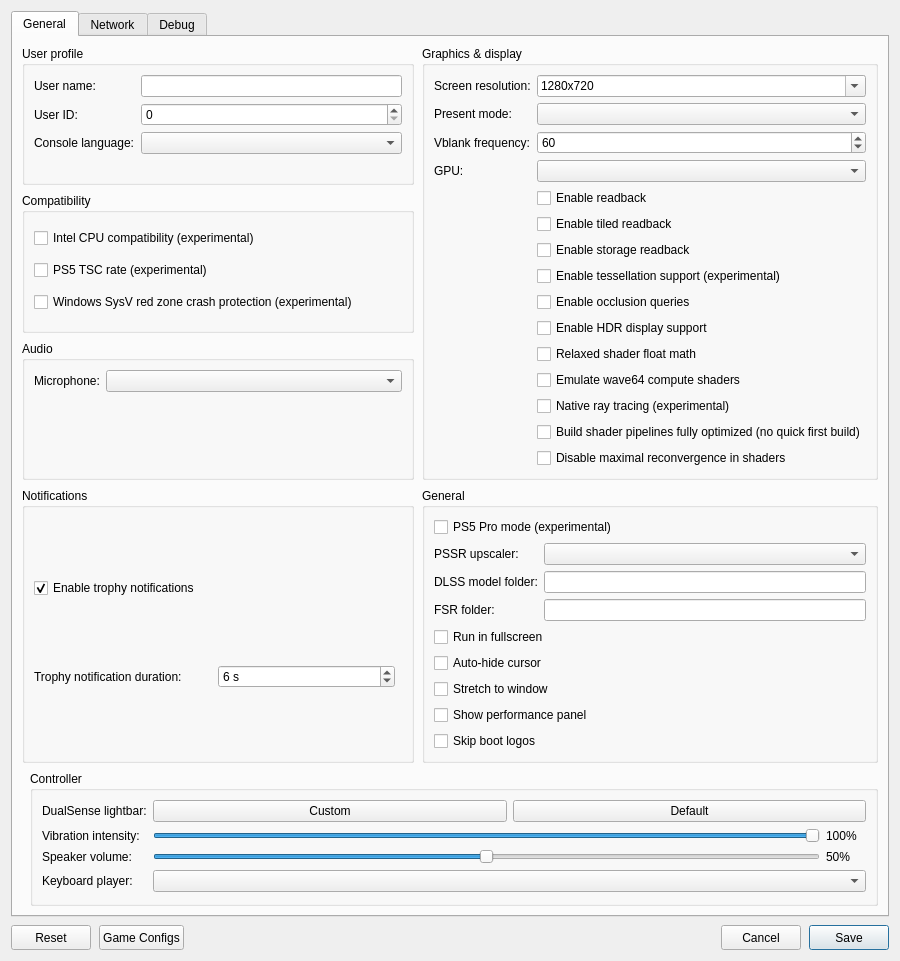
The window that src/launcher/forms/configuration_edit_dialog.ui (CarRamRod-963/KytyPS5) describes before a commit, drawn with Qt 5.
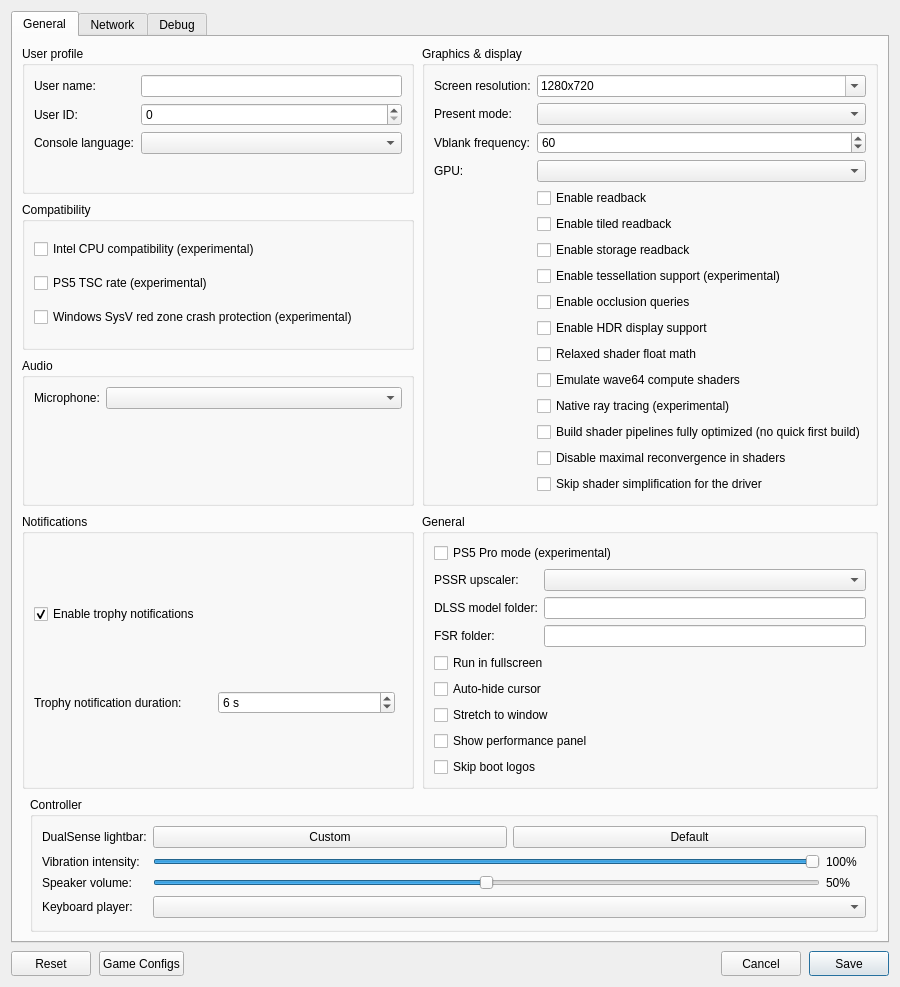
The same window after the commit. Custom widgets are drawn as their Qt base class.

Commit message: renderer: add an option to skip the driver simplification of shaders

The edit to the form file:
```diff
--- a/src/launcher/forms/configuration_edit_dialog.ui
+++ b/src/launcher/forms/configuration_edit_dialog.ui
@@ -227,6 +227,12 @@
               <property name="text"><string>Disable maximal reconvergence in shaders</string></property>
              </widget>
             </item>
+            <item row="16" column="1">
+             <widget class="QCheckBox" name="checkBox_no_shader_simplification">
+              <property name="toolTip"><string>Give the GPU driver the shaders as translated, without the emulator's simplification pass. Can help on GPUs whose driver crashes while building shaders; first builds may take longer.</string></property>
+              <property name="text"><string>Skip shader simplification for the driver</string></property>
+             </widget>
+            </item>
            </layout>
           </widget>
          </item>
```
The commit also changes 12 other files.
